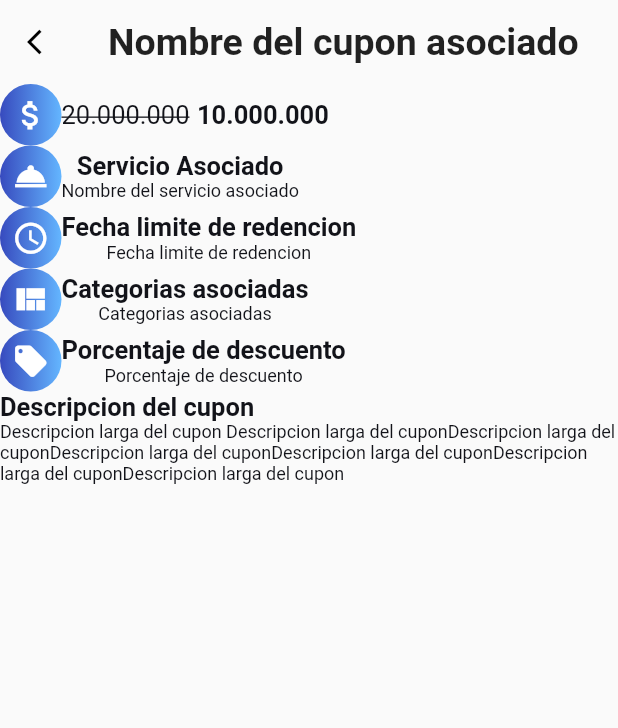
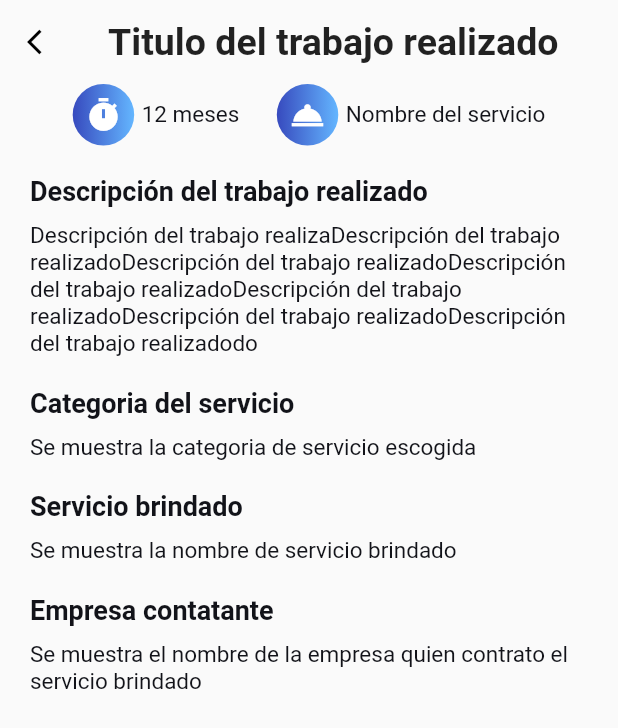
Before and after one commit to Carlosd8299/TesisCarlosFernando, a Flutter app: the DetailsDoneJobEmpresa screen opened directly, on a phone screen of 412 x 824 dp. Shown: the top 728 px of the screen. Run offline on Flutter 3.47's test engine with Material 2 defaults, Android fonts, the phone set to English and light mode, and no system bars; our stand-ins replace dio, flutter_secure_storage, flutter_svg, get, simple_animations; missing offline and left inert: dart:ffi; accounts and stored records are empty.

Commit message:
non several changes

```diff
--- a/lib/main.dart
+++ b/lib/main.dart
@@ -53,7 +53,7 @@ class MyApp extends StatelessWidget {
         ),
         visualDensity: VisualDensity.adaptivePlatformDensity,
       ),
-      home: ProfileScreen(),
+      home: ListDoneJobEmpresa(),
       initialBinding: LoginBinding(),
       getPages: AppPages.pages,
     );
--- a/lib/modules/portfolio/detail_done_job/detail_done_job_screen.dart
+++ b/lib/modules/portfolio/detail_done_job/detail_done_job_screen.dart
@@ -141,140 +141,107 @@ class DetailsDoneJobEmpresa extends StatelessWidget {
     return GetBuilder<DetailsDoneJobController>(
         builder: (controller) => Scaffold(
               body: CustomScrollView(
+                shrinkWrap: true,
                 slivers: [
                   //AppBar
                   CustomAppBar(
                     onTap: () => print(""),
-              title: 'Nombre del cupon asociado',
+                    title: 'Titulo del trabajo realizado',
                   ),
                   SliverToBoxAdapter(
-              child: Column(
-                crossAxisAlignment: CrossAxisAlignment.start,
-                children: [
-                  Row(
-                    mainAxisAlignment: MainAxisAlignment.start,
+                    child: Row(
+                      mainAxisAlignment: MainAxisAlignment.center,
                       children: [
                         CircleGradientButton(
-                        icon: Icons.attach_money,
-                      ),
-                      Text(
-                        "20.000.000",
-                        style: TextStyle(
-                            decoration: TextDecoration.lineThrough,
-                            fontSize: 17),
+                          icon: Icons.timer,
                         ),
                         SizedBox(width: 5),
                         Text(
-                        "10.000.000",
-                        style: TextStyle(
-                            fontWeight: FontWeight.bold, fontSize: 17),
+                          "12 meses",
+                          style: TextStyle(fontSize: 15),
+                        ),
+                        SizedBox(width: 25),
+                        CircleGradientButton(
+                          icon: Icons.room_service,
+                        ),
+                        SizedBox(width: 5),
+                        Text(
+                          "Nombre del servicio",
+                          style: TextStyle(fontSize: 15),
                         ),
                       ],
                     ),
-                  Row(
+                  ),
+                  SliverToBoxAdapter(
+                    child: Container(
+                      margin: EdgeInsets.all(20.0),
+                      child: Column(
                         mainAxisAlignment: MainAxisAlignment.start,
-                    children: [
-                      CircleGradientButton(
-                        icon: Icons.room_service,
-                      ),
-                      Column(
-                        children: [
-                          Text(
-                            "Servicio Asociado",
-                            style: TextStyle(
-                                fontWeight: FontWeight.bold, fontSize: 17),
-                          ),
-                          Text(
-                            "Nombre del servicio asociado",
-                            style: TextStyle(fontSize: 12),
-                          ),
-                        ],
-                      )
-                    ],
-                  ),
-                  Row(
-                    mainAxisAlignment: MainAxisAlignment.start,
-                    children: [
-                      CircleGradientButton(
-                        icon: Icons.access_time,
-                      ),
-                      Column(
-                        children: [
-                          Text(
-                            "Fecha limite de redencion",
-                            style: TextStyle(
-                                fontWeight: FontWeight.bold, fontSize: 17),
-                          ),
-                          Text(
-                            "Fecha limite de redencion",
-                            style: TextStyle(fontSize: 12),
-                          ),
-                        ],
-                      )
-                    ],
-                  ),
-                  Row(
-                    mainAxisAlignment: MainAxisAlignment.start,
-                    children: [
-                      CircleGradientButton(
-                        icon: Icons.view_quilt,
-                      ),
-                      Column(
-                        children: [
-                          Text(
-                            "Categorias asociadas",
-                            style: TextStyle(
-                                fontWeight: FontWeight.bold, fontSize: 17),
-                          ),
-                          Text(
-                            "Categorias asociadas",
-                            style: TextStyle(fontSize: 12),
-                          ),
-                        ],
-                      )
-                    ],
-                  ),
-                  Row(
-                    mainAxisAlignment: MainAxisAlignment.start,
-                    children: [
-                      CircleGradientButton(
-                        icon: Icons.local_offer,
-                      ),
-                      Column(
-                        children: [
-                          Text(
-                            "Porcentaje de descuento",
-                            style: TextStyle(
-                                fontWeight: FontWeight.bold, fontSize: 17),
-                          ),
-                          Text(
-                            "Porcentaje de descuento",
-                            style: TextStyle(fontSize: 12),
-                          ),
-                        ],
-                      )
-                    ],
-                  ),
-                  Column(
                         crossAxisAlignment: CrossAxisAlignment.start,
                         children: [
                           Text(
-                        "Descripcion del cupon",
+                            "Descripción del trabajo realizado",
                             style: TextStyle(
-                            fontWeight: FontWeight.bold, fontSize: 17),
+                                fontWeight: FontWeight.bold, fontSize: 18),
+                          ),
+                          SizedBox(
+                            height: 10,
                           ),
                           Text(
-                        "Descripcion larga del cupon Descripcion larga del cuponDescripcion larga del cuponDescripcion larga del cuponDescripcion larga del cuponDescripcion larga del cuponDescripcion larga del cupon",
-                        style: TextStyle(fontSize: 12),
+                            "Descripción del trabajo realizaDescripción del trabajo realizadoDescripción del trabajo realizadoDescripción del trabajo realizadoDescripción del trabajo realizadoDescripción del trabajo realizadoDescripción del trabajo realizadodo",
+                            style: TextStyle(fontSize: 15),
+                          ),
+                          SizedBox(
+                            height: 20,
+                          ),
+                          Text(
+                            "Categoria del servicio",
+                            style: TextStyle(
+                                fontWeight: FontWeight.bold, fontSize: 18),
+                          ),
+                          SizedBox(
+                            height: 10,
+                          ),
+                          Text(
+                            "Se muestra la categoria de servicio escogida",
+                            style: TextStyle(fontSize: 15),
+                          ),
+                          SizedBox(
+                            height: 20,
+                          ),
+                          Text(
+                            "Servicio brindado",
+                            style: TextStyle(
+                                fontWeight: FontWeight.bold, fontSize: 18),
+                          ),
+                          SizedBox(
+                            height: 10,
+                          ),
+                          Text(
+                            "Se muestra la nombre de servicio brindado",
+                            style: TextStyle(fontSize: 15),
+                          ),
+                          SizedBox(
+                            height: 20,
+                          ),
+                          Text(
+                            "Empresa contatante",
+                            style: TextStyle(
+                                fontWeight: FontWeight.bold, fontSize: 18),
+                          ),
+                          SizedBox(
+                            height: 10,
+                          ),
+                          Text(
+                            "Se muestra el nombre de la empresa quien contrato el servicio brindado",
+                            style: TextStyle(fontSize: 15),
                           ),
                         ],
-                  )
-                ],
+                      ),
                     ),
                   ),
                 ],
               ),
-      ),
-    );
+            ));
   }
 }
```
Lines whose indentation alone changed are shown as unchanged.
